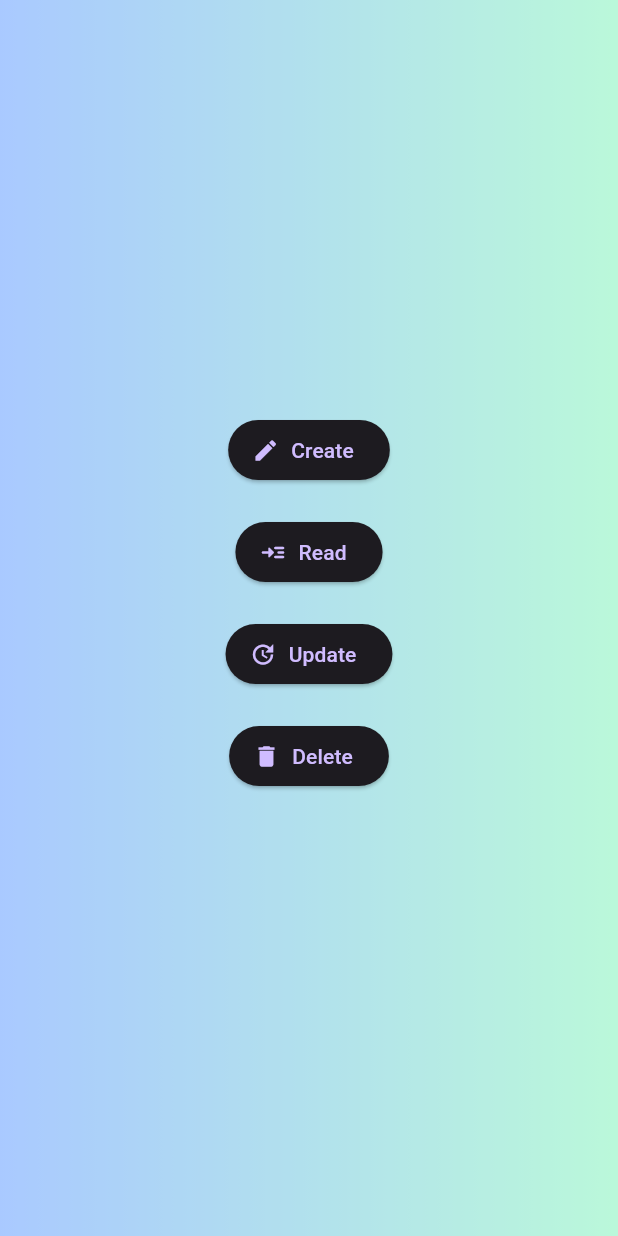
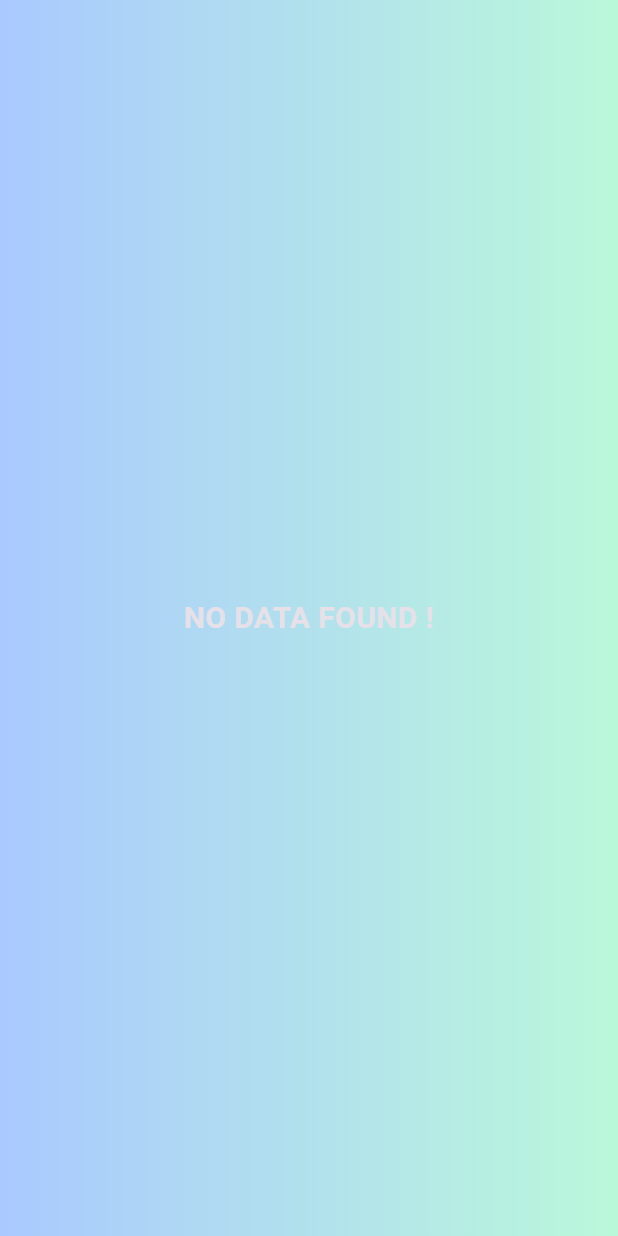
Before and after one commit to Kuhwu/flutter_crud, a Flutter app: the screen it shows after launch, after a tap on "Read", on a phone screen of 412 x 824 dp. Run offline on Flutter 3.47's test engine with Material 3 defaults, Android fonts, the phone set to English and light mode, and no system bars; network calls fail.

Commit message:
NEW UPDATE
GET API DONE

```diff
--- a/lib/createpage.dart
+++ b/lib/createpage.dart
@@ -154,8 +154,8 @@ class _CreatePageState extends State<CreatePage> {
                   ElevatedButton(
                       onPressed: () {
                         var data = {
-                          "firstName": firstNameController.text,
-                          "lastName": lastnameController.text,
+                          "firstname": firstNameController.text,
+                          "lastname": lastnameController.text,
                           "year": yearController.text,
                           "course": selectedCourse,
                           "enrolled": isEnrolled,
--- a/lib/homePage.dart
+++ b/lib/homePage.dart
@@ -1,5 +1,6 @@
 import 'package:flutter/material.dart';
 import 'package:flutter_crud/createpage.dart';
+import 'package:flutter_crud/readpage.dart';
 
 class HomePage extends StatefulWidget {
   const HomePage({super.key});
@@ -38,7 +39,10 @@ class _HomePageState extends State<HomePage> {
                     label: Text("Create")),
                 Padding(padding: EdgeInsets.only(top: 20)),
                 ElevatedButton.icon(
-                    onPressed: () {},
+                    onPressed: () {
+                      Navigator.of(context)
+                          .push(MaterialPageRoute(builder: (_) => ReadPage()));
+                    },
                     icon: Icon(Icons.read_more_rounded),
                     label: Text("Read")),
                 Padding(padding: EdgeInsets.only(top: 20)),
--- /dev/null
+++ b/lib/readpage.dart
@@ -0,0 +1,102 @@
+import 'package:flutter/material.dart';
+import 'package:flutter_crud/model/student_model.dart';
+import 'package:flutter_crud/services/api.dart';
+
+class ReadPage extends StatefulWidget {
+  const ReadPage({super.key});
+
+  @override
+  State<ReadPage> createState() => _ReadPageState();
+}
+
+class _ReadPageState extends State<ReadPage> {
+  late Future<List<Student>> studentsFuture;
+
+  @override
+  void initState() {
+    super.initState();
+    studentsFuture = Api.getPerson();
+  }
+
+  @override
+  Widget build(BuildContext context) {
+    return Scaffold(
+      body: Stack(
+        children: [
+          Container(
+            decoration: BoxDecoration(
+              gradient: LinearGradient(
+                colors: [Colors.blueAccent, Colors.greenAccent],
+              ),
+            ),
+          ),
+          Container(
+            height: MediaQuery.of(context).size.height,
+            width: MediaQuery.of(context).size.width,
+            decoration: const BoxDecoration(color: Colors.white54),
+          ),
+          FutureBuilder<List<Student>>(
+            future: studentsFuture,
+            builder:
+                (BuildContext context, AsyncSnapshot<List<Student>> snapshot) {
+              if (snapshot.connectionState == ConnectionState.waiting) {
+                return Center(child: CircularProgressIndicator());
+              } else if (snapshot.hasError) {
+                return Center(
+                  child: Column(
+                    mainAxisAlignment: MainAxisAlignment.center,
+                    children: [
+                      Text("Error: ${snapshot.error}"),
+                      SizedBox(height: 20),
+                      ElevatedButton(
+                        onPressed: () {
+                          setState(() {
+                            studentsFuture = Api.getPerson();
+                          });
+                        },
+                        child: Text("Retry"),
+                      ),
+                    ],
+                  ),
+                );
+              } else if (snapshot.hasData && snapshot.data!.isNotEmpty) {
+                List<Student> sdata = snapshot.data!;
+
+                return ListView.builder(
+                  itemCount: sdata.length,
+                  itemBuilder: (BuildContext context, int index) {
+                    return ListTile(
+                      leading: Icon(Icons.person_2_rounded, size: 35),
+                      title: Text("First Name: ${sdata[index].firstname}"),
+                      subtitle: Text("Last Name: ${sdata[index].lastname}"),
+                      trailing: Column(
+                        crossAxisAlignment: CrossAxisAlignment.end,
+                        mainAxisAlignment: MainAxisAlignment.center,
+                        children: [
+                          Text("Course: ${sdata[index].course}"),
+                          Text("Year: ${sdata[index].year}"),
+                          Text(
+                              "Enrolled: ${sdata[index].enrolled == true ? 'Yes' : 'No'}"),
+                        ],
+                      ),
+                    );
+                  },
+                );
+              } else {
+                return Center(
+                  child: Text(
+                    "NO DATA FOUND !",
+                    style: TextStyle(
+                      fontSize: 20,
+                      fontWeight: FontWeight.bold,
+                    ),
+                  ),
+                );
+              }
+            },
+          ),
+        ],
+      ),
+    );
+  }
+}
--- a/lib/services/api.dart
+++ b/lib/services/api.dart
@@ -1,12 +1,13 @@
 import 'dart:convert';
-
 import 'package:flutter/material.dart';
+import 'package:flutter_crud/model/student_model.dart';
 import 'package:http/http.dart' as http;
 
 class Api {
   static const baseUrl = "http://192.168.0.9:3000/api/";
 
-  static addStudent(Map sdata) async {
+  // POST API
+  static Future<void> addStudent(Map<String, dynamic> sdata) async {
     sdata['enrolled'] = sdata['enrolled'].toString();
 
     print(sdata);
@@ -16,7 +17,7 @@ class Api {
       final res = await http.post(url, body: sdata);
       if (res.statusCode == 200) {
         var data = jsonDecode(res.body.toString());
-        print(sdata);
+        print(data);
       } else {
         print("Upload Failed");
       }
@@ -24,4 +25,44 @@ class Api {
       debugPrint(e.toString());
     }
   }
+
+  // GET API
+  static Future<List<Student>> getPerson() async {
+    List<Student> students = [];
+
+    var url = Uri.parse(baseUrl + "get_student");
+
+    try {
+      final res = await http.get(url);
+      print(
+          'GET Response: ${res.body}'); // Debugging line to print the response
+
+      if (res.statusCode == 200) {
+        var data = jsonDecode(res.body.toString());
+        print(
+            'Decoded Response: $data'); // Debugging line to print the decoded data
+
+        // Check if the correct key is used
+        if (data['students'] != null) {
+          data['students'].forEach((value) {
+            students.add(Student(
+              firstname: value['firstname'],
+              lastname: value['lastname'],
+              course: value['course'],
+              year: value['year'],
+              enrolled: value['enrolled'] ==
+                  'true', // Adjust according to API response
+            ));
+          });
+        }
+
+        return students;
+      } else {
+        return [];
+      }
+    } catch (e) {
+      debugPrint(e.toString());
+      return [];
+    }
+  }
 }
```
